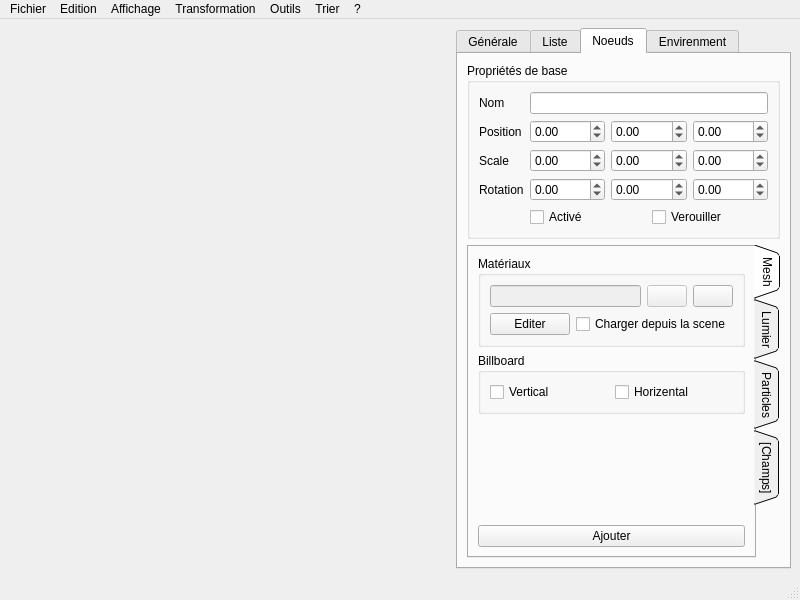
Before: the Qt Designer form sources/interface.ui in b4n92uid/theball-editor, drawn with Qt 5.
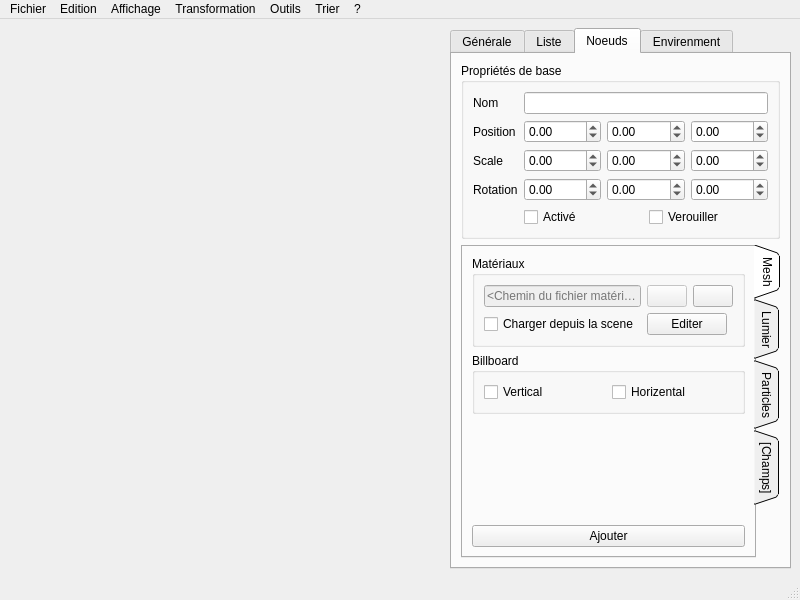
After: the same form once the commit is applied. Icons and pictures are not drawn. Custom widgets are drawn as their Qt base class.

Diff of the .ui file:
```diff
--- a/sources/interface.ui
+++ b/sources/interface.ui
@@ -414,28 +414,21 @@
               <property name="title">
                <string>Matériaux</string>
               </property>
-              <layout class="QVBoxLayout" name="verticalLayout_2">
-               <item>
-                <layout class="QHBoxLayout" name="horizontalLayout_24">
-                 <item>
+              <layout class="QGridLayout" name="gridLayout">
+               <item row="0" column="0">
                   <widget class="QLineEdit" name="node_mesh_matfile">
                    <property name="enabled">
                     <bool>false</bool>
                    </property>
-                  </widget>
-                 </item>
-                 <item>
-                  <widget class="QPushButton" name="node_mesh_delmatfile">
-                   <property name="enabled">
-                    <bool>false</bool>
-                   </property>
-                   <property name="icon">
-                    <iconset resource="ressource.qrc">
-                     <normaloff>:/Medias/medias/cross.png</normaloff>:/Medias/medias/cross.png</iconset>
+                 <property name="readOnly">
+                  <bool>true</bool>
+                 </property>
+                 <property name="placeholderText">
+                  <string>&lt;Chemin du fichier matériaux&gt;</string>
                    </property>
                   </widget>
                  </item>
-                 <item>
+               <item row="0" column="2">
                   <widget class="QPushButton" name="node_mesh_setmatfile">
                    <property name="icon">
                     <iconset resource="ressource.qrc">
@@ -443,11 +436,18 @@
                    </property>
                   </widget>
                  </item>
-                </layout>
+               <item row="0" column="1">
+                <widget class="QPushButton" name="node_mesh_delmatfile">
+                 <property name="enabled">
+                  <bool>false</bool>
+                 </property>
+                 <property name="icon">
+                  <iconset resource="ressource.qrc">
+                   <normaloff>:/Medias/medias/cross.png</normaloff>:/Medias/medias/cross.png</iconset>
+                 </property>
+                </widget>
                </item>
-               <item>
-                <layout class="QHBoxLayout" name="horizontalLayout_8">
-                 <item>
+               <item row="1" column="1" colspan="2">
                   <widget class="QPushButton" name="node_mesh_editmat">
                    <property name="sizePolicy">
                     <sizepolicy hsizetype="Fixed" vsizetype="Fixed">
@@ -464,14 +464,12 @@
                    </property>
                   </widget>
                  </item>
-                 <item>
+               <item row="1" column="0">
                   <widget class="QCheckBox" name="node_mesh_includedmat">
                    <property name="text">
                     <string>Charger depuis la scene</string>
                    </property>
                   </widget>
-                 </item>
-                </layout>
                </item>
               </layout>
              </widget>
```
Lines whose indentation alone changed are shown as unchanged.
